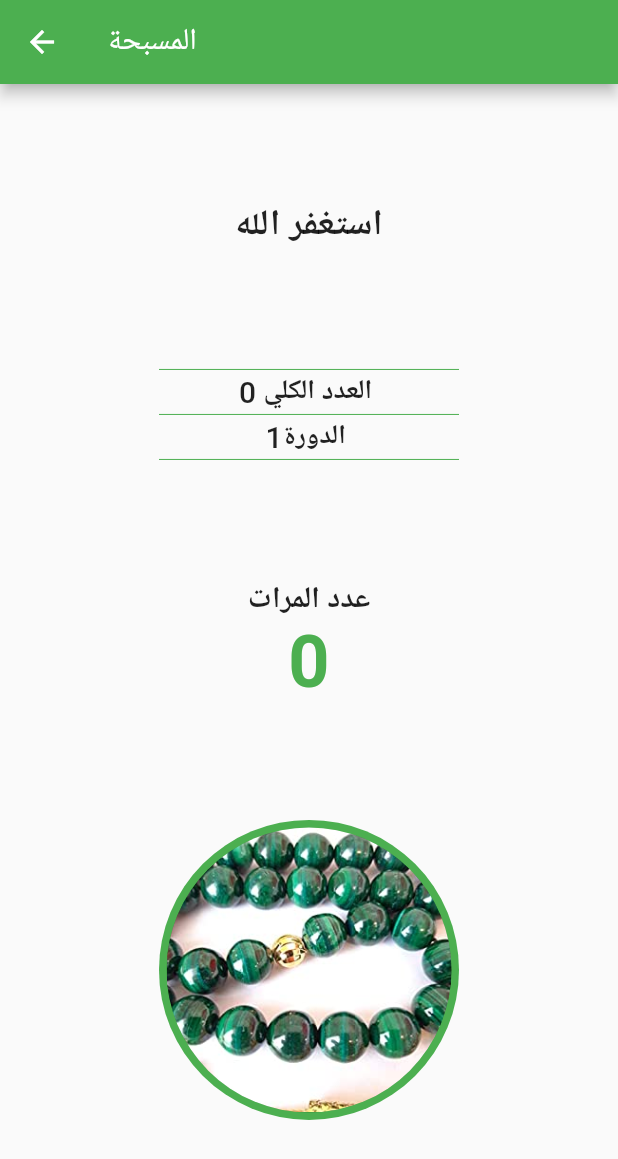
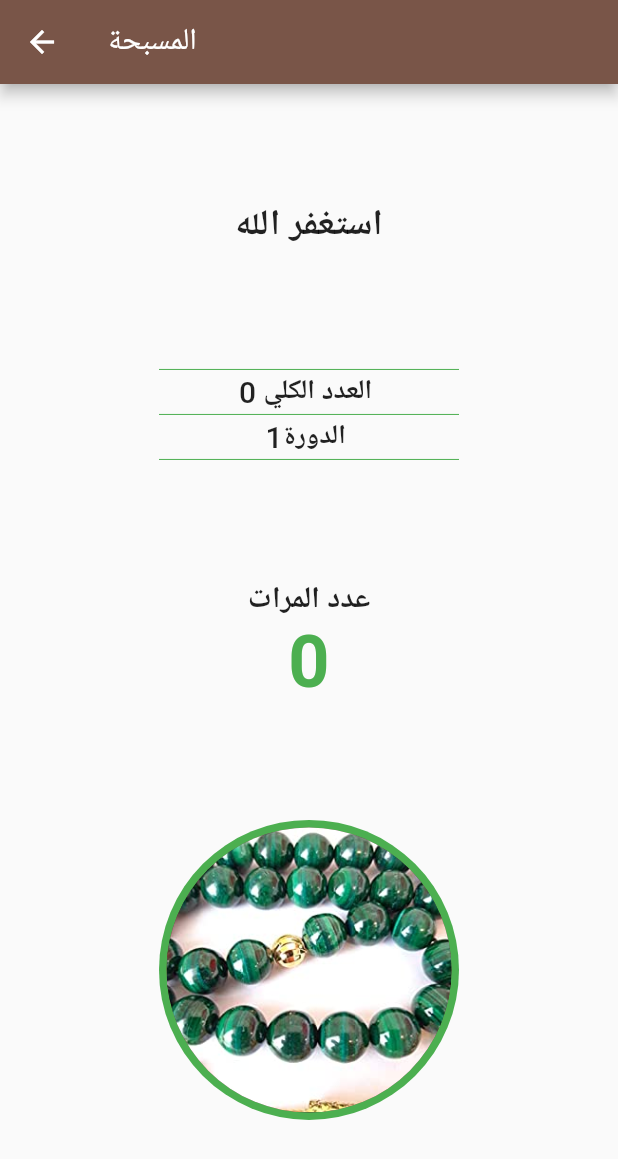
Before and after one commit to githussein/istqfar, a Flutter app: the screen it shows after launch, after a tap on "استغفر الله", on a phone screen of 412 x 824 dp. Shown: the top 1159 px of the screen. Run offline on Flutter 3.47's test engine with Material 2 defaults, Android fonts, the phone set to English and light mode, and no system bars; our stand-ins replace flutter_local_notifications.

Commit message:
Navigation drawer

```diff
--- a/lib/main.dart
+++ b/lib/main.dart
@@ -12,7 +12,7 @@ class MyApp extends StatelessWidget {
     return MaterialApp(
       title: 'Istqfar - استغفار',
       theme: ThemeData(
-        primarySwatch: Colors.green,
+        primarySwatch: Colors.brown,
         visualDensity: VisualDensity.adaptivePlatformDensity,
       ),
       home: MyHomePage(title: 'Istqfar - استغفار'),
@@ -97,7 +97,7 @@ class _MyHomePageState extends State<MyHomePage> {
               },
               child: Card(
                 margin: EdgeInsets.symmetric(vertical: 10.0, horizontal: 10.0),
-                color: Colors.green,
+                color: Colors.brown,
                 child: (ListTile(
                   leading: Icon(
                     Icons.location_on,
@@ -123,7 +123,7 @@ class _MyHomePageState extends State<MyHomePage> {
               },
               child: Card(
                 margin: EdgeInsets.symmetric(vertical: 10.0, horizontal: 10.0),
-                color: Colors.green,
+                color: Colors.brown,
                 child: (ListTile(
                   leading: Icon(
                     Icons.location_on,
@@ -148,7 +148,7 @@ class _MyHomePageState extends State<MyHomePage> {
               },
               child: Card(
                 margin: EdgeInsets.symmetric(vertical: 10.0, horizontal: 10.0),
-                color: Colors.green,
+                color: Colors.brown,
                 child: (ListTile(
                   leading: Icon(
                     Icons.location_on,
@@ -173,7 +173,7 @@ class _MyHomePageState extends State<MyHomePage> {
               },
               child: Card(
                 margin: EdgeInsets.symmetric(vertical: 10.0, horizontal: 10.0),
-                color: Colors.green,
+                color: Colors.brown,
                 child: (ListTile(
                   leading: Icon(
                     Icons.location_on,
@@ -199,7 +199,7 @@ class _MyHomePageState extends State<MyHomePage> {
               },
               child: Card(
                 margin: EdgeInsets.symmetric(vertical: 10.0, horizontal: 10.0),
-                color: Colors.green,
+                color: Colors.brown,
                 child: (ListTile(
                   leading: Icon(
                     Icons.location_on,
@@ -226,7 +226,7 @@ class _MyHomePageState extends State<MyHomePage> {
               },
               child: Card(
                 margin: EdgeInsets.symmetric(vertical: 10.0, horizontal: 10.0),
-                color: Colors.green,
+                color: Colors.brown,
                 child: (ListTile(
                   leading: Icon(
                     Icons.location_on,
@@ -252,7 +252,7 @@ class _MyHomePageState extends State<MyHomePage> {
               },
               child: Card(
                 margin: EdgeInsets.symmetric(vertical: 10.0, horizontal: 10.0),
-                color: Colors.green,
+                color: Colors.brown,
                 child: (ListTile(
                   leading: Icon(
                     Icons.location_on,
@@ -272,6 +272,47 @@ class _MyHomePageState extends State<MyHomePage> {
         ),
       ),
 
+      drawer: Drawer(
+        // Add a ListView to the drawer. This ensures the user can scroll
+        // through the options in the drawer if there isn't enough vertical
+        // space to fit everything.
+        child: ListView(
+          // Important: Remove any padding from the ListView.
+          padding: EdgeInsets.zero,
+          children: <Widget>[
+            DrawerHeader(
+              child: Text(
+                'استغفار - Istqfar',
+                style: TextStyle(color: Colors.white),
+              ),
+              decoration: BoxDecoration(
+                color: Colors.brown,
+              ),
+            ),
+            ListTile(
+              title: Text('حول التطبيق'),
+              trailing: Icon(Icons.mobile_screen_share),
+              onTap: () {
+                // Update the state of the app
+                // ...
+                // Then close the drawer
+                Navigator.pop(context);
+              },
+            ),
+            ListTile(
+              title: Text('الإعدادات'),
+              trailing: Icon(Icons.settings),
+              onTap: () {
+                // Update the state of the app
+                // ...
+                // Then close the drawer
+                Navigator.pop(context);
+              },
+            ),
+          ],
+        ),
+      ),
+
       // floatingActionButton: FloatingActionButton(
       //   onPressed: _incrementCounter,
       //   tooltip: 'Increment',
@@ -283,17 +324,17 @@ class _MyHomePageState extends State<MyHomePage> {
           BottomNavigationBarItem(
             icon: Icon(Icons.home),
             title: Text('الرئيسية'),
-            backgroundColor: Colors.green,
+            backgroundColor: Colors.brown,
           ),
           BottomNavigationBarItem(
             icon: Icon(Icons.playlist_add_check),
             title: Text('المسبحة'),
-            backgroundColor: Colors.green,
+            backgroundColor: Colors.brown,
           ),
           BottomNavigationBarItem(
             icon: Icon(Icons.alarm),
             title: Text('الأذكار'),
-            backgroundColor: Colors.green,
+            backgroundColor: Colors.brown,
           ),
         ],
       ),
```
